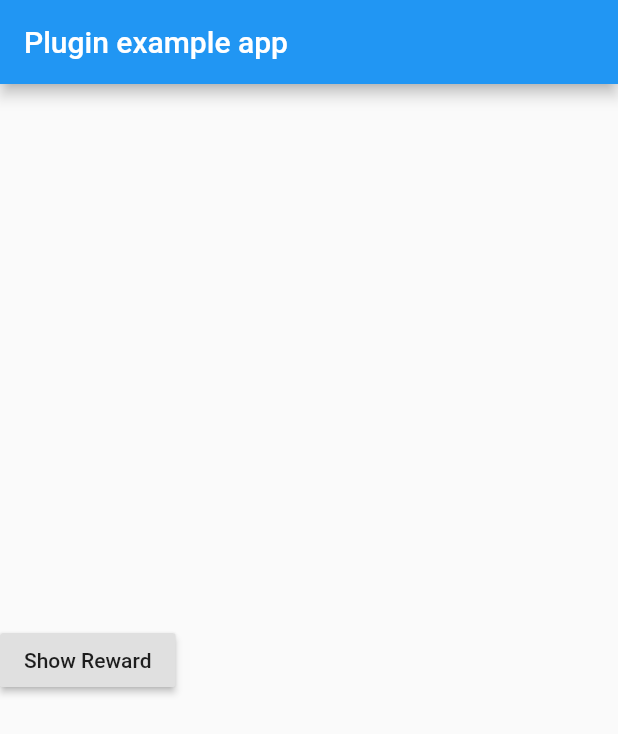
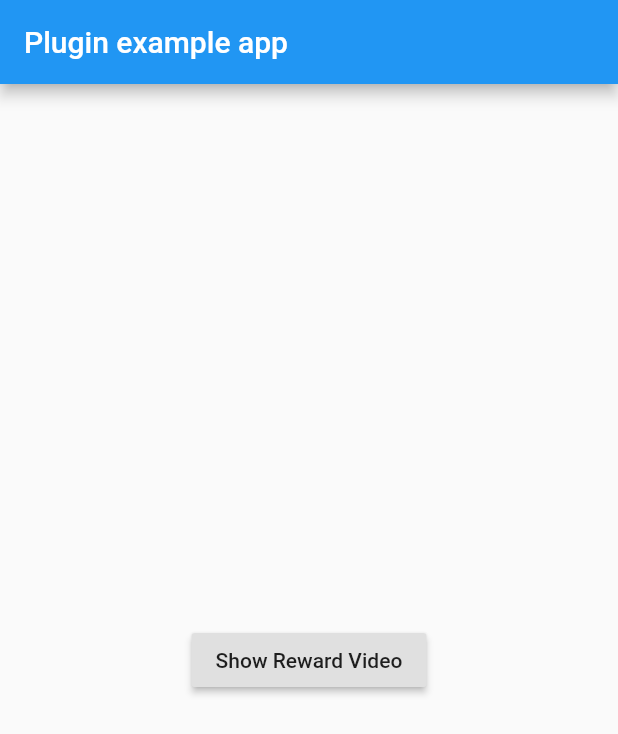
Before and after one commit to ioridev/flutter_applovin_max, a Flutter app: the screen it shows after launch, on a phone screen of 412 x 824 dp. Shown: the top 734 px of the screen. Run offline on Flutter 3.47's test engine with Material 2 defaults, Android fonts, the phone set to English and light mode, and no system bars.

Commit message:
fix example app ui

```diff
--- a/example/lib/main.dart
+++ b/example/lib/main.dart
@@ -25,17 +25,13 @@ class _MyAppState extends State<MyApp> {
         appBar: AppBar(
           title: const Text('Plugin example app'),
         ),
-        body: Column(
-          mainAxisAlignment: MainAxisAlignment.center,
-          crossAxisAlignment: CrossAxisAlignment.center,
-          children: <Widget>[
-            RaisedButton(
-              onPressed: () => FlutterApplovinMax.showRewardVideo(
-                (AppLovinAdListener event) => listener(event),
-              ),
-              child: Text('Show Reward'),
+        body: Center(
+          child: RaisedButton(
+            onPressed: () => FlutterApplovinMax.showRewardVideo(
+              (AppLovinAdListener event) => listener(event),
             ),
-          ],
+            child: Text('Show Reward Video'),
+          ),
         ),
       ),
     );
```
